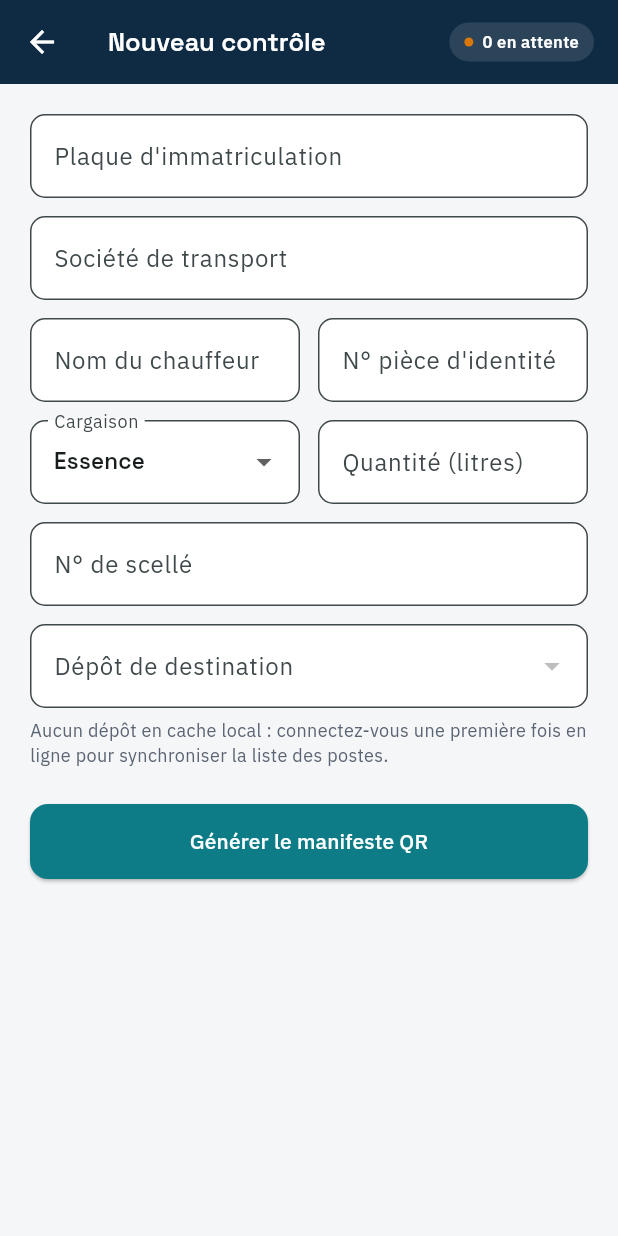
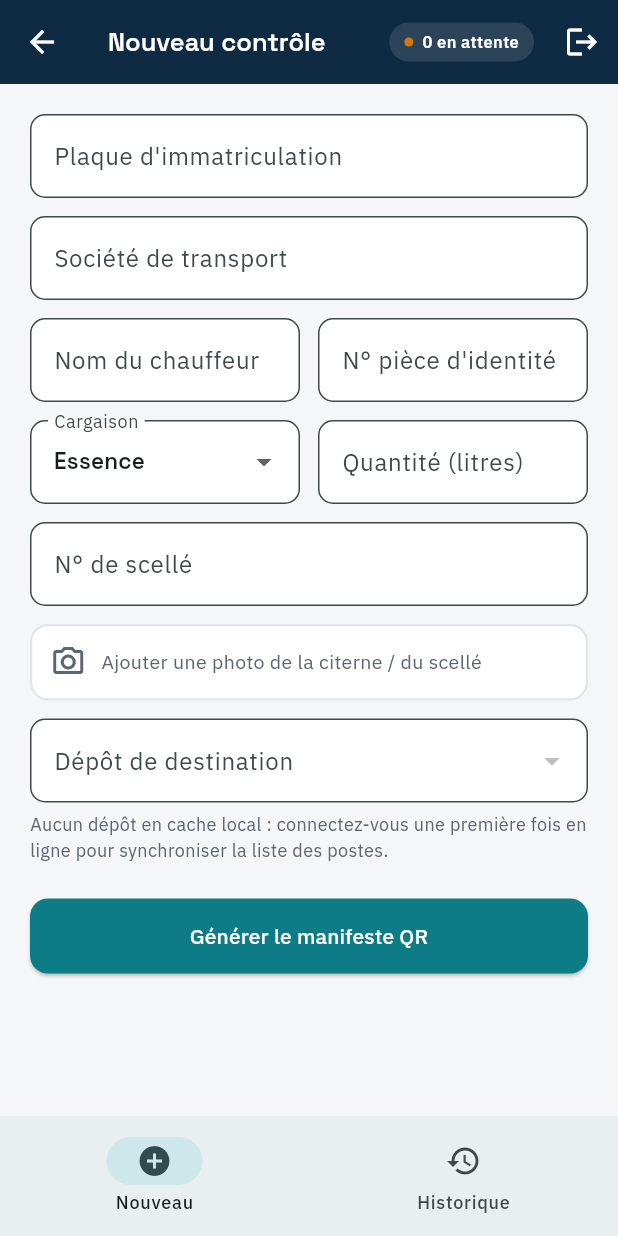
Before and after one commit to mohamedlkante718-beep/SGT-Academy, a Flutter app: the FrontiereNouveauControleScreen screen opened directly, on a phone screen of 412 x 824 dp. Run offline on Flutter 3.47's test engine with Material 3 defaults, Android fonts, the phone set to English and light mode, and no system bars; our stand-ins replace dio, flutter_riverpod, flutter_secure_storage, go_router, google_fonts, image_picker and 3 more; missing offline and left inert: cryptography, mobile_scanner; accounts and stored records are empty.

Commit message:
feat(transit-carburant): photo citerne, historiques et déconnexion
Ajoute la prise de photo (image_picker, caméra uniquement) sur le
formulaire de contrôle frontière, des écrans d'historique local
(manifestes côté frontière, contrôles côté dépôt) accessibles via une
barre de navigation, et un bouton de déconnexion sur les trois écrans
principaux (aucun n'en avait jusqu'ici). flutter analyze reste propre
et flutter test passe (6/6).

Co-Authored-By: Claude Sonnet 5 <noreply@anthropic.com>
Claude-Session: https://claude.ai/code/session_018sNafie9XwBYASRigLiy81

```diff
--- a/transit-carburant/mobile/lib/db/local_repository.dart
+++ b/transit-carburant/mobile/lib/db/local_repository.dart
@@ -67,6 +67,12 @@ class LocalRepository {
     );
   }
 
+  Future<List<ControleDepot>> controlesRecents({int limit = 50}) async {
+    final db = await _db;
+    final rows = await db.query('controles_depot', orderBy: 'date_controle DESC', limit: limit);
+    return rows.map(ControleDepot.fromDbMap).toList();
+  }
+
   Future<List<ControleDepot>> controlesNonSynchronises() async {
     final db = await _db;
     final rows = await db.query(
--- a/transit-carburant/mobile/lib/screens/frontiere_nouveau_controle_screen.dart
+++ b/transit-carburant/mobile/lib/screens/frontiere_nouveau_controle_screen.dart
@@ -1,6 +1,8 @@
 import 'dart:async';
+import 'dart:io';
 
 import 'package:flutter/material.dart';
+import 'package:image_picker/image_picker.dart';
 import 'package:uuid/uuid.dart';
 
 import '../app_theme.dart';
@@ -13,6 +15,8 @@ import '../services/session_service.dart';
 import '../services/sync_service.dart';
 import '../widgets/status_pill.dart';
 import 'frontiere_manifeste_screen.dart';
+import 'historique_frontiere_screen.dart';
+import 'login_screen.dart';
 
 class FrontiereNouveauControleScreen extends StatefulWidget {
   const FrontiereNouveauControleScreen({super.key});
@@ -26,6 +30,7 @@ class _FrontiereNouveauControleScreenState extends State<FrontiereNouveauControl
   final _sessionService = SessionService();
   final _cryptoService = CryptoService();
   final _syncService = SyncService();
+  final _imagePicker = ImagePicker();
 
   final _plaqueCtrl = TextEditingController();
   final _transporteurCtrl = TextEditingController();
@@ -43,6 +48,7 @@ class _FrontiereNouveauControleScreenState extends State<FrontiereNouveauControl
   int _enAttente = 0;
   bool _enCours = false;
   String? _erreur;
+  String? _photoPath;
 
   @override
   void initState() {
@@ -62,6 +68,23 @@ class _FrontiereNouveauControleScreenState extends State<FrontiereNouveauControl
       _depotSelectionne = depots.isNotEmpty ? depots.first : null;
       _enAttente = enAttente;
     });
+  }
+
+  Future<void> _prendrePhoto() async {
+    try {
+      final photo = await _imagePicker.pickImage(
+        source: ImageSource.camera,
+        maxWidth: 1600,
+        imageQuality: 85,
+      );
+      if (photo != null && mounted) {
+        setState(() => _photoPath = photo.path);
+      }
+    } catch (_) {
+      if (mounted) {
+        setState(() => _erreur = "Impossible d'accéder à la caméra pour la photo. Vérifiez la permission.");
+      }
+    }
   }
 
   @override
@@ -121,6 +144,7 @@ class _FrontiereNouveauControleScreenState extends State<FrontiereNouveauControl
         quantiteDeclaree: quantite,
         unite: _unite,
         numeroScelle: _scelleCtrl.text.trim(),
+        photoPath: _photoPath,
         agentFrontiereId: agent.id,
         signatureNumerique: '',
         dateCreation: dateCreation,
@@ -143,6 +167,7 @@ class _FrontiereNouveauControleScreenState extends State<FrontiereNouveauControl
         quantiteDeclaree: brouillon.quantiteDeclaree,
         unite: brouillon.unite,
         numeroScelle: brouillon.numeroScelle,
+        photoPath: brouillon.photoPath,
         agentFrontiereId: brouillon.agentFrontiereId,
         signatureNumerique: signature,
         dateCreation: brouillon.dateCreation,
@@ -174,6 +199,16 @@ class _FrontiereNouveauControleScreenState extends State<FrontiereNouveauControl
     _chauffeurPieceCtrl.clear();
     _quantiteCtrl.clear();
     _scelleCtrl.clear();
+    setState(() => _photoPath = null);
+  }
+
+  Future<void> _seDeconnecter() async {
+    await _sessionService.deconnecter();
+    if (!mounted) return;
+    Navigator.of(context).pushAndRemoveUntil(
+      MaterialPageRoute(builder: (_) => const LoginScreen()),
+      (route) => false,
+    );
   }
 
   @override
@@ -183,9 +218,28 @@ class _FrontiereNouveauControleScreenState extends State<FrontiereNouveauControl
         title: const Text('Nouveau contrôle'),
         actions: [
           Padding(
-            padding: const EdgeInsets.only(right: 16),
+            padding: const EdgeInsets.only(right: 8),
             child: Center(child: StatusPill(label: '$_enAttente en attente', color: AppColors.orange)),
           ),
+          IconButton(
+            tooltip: 'Se déconnecter',
+            icon: const Icon(Icons.logout),
+            onPressed: _seDeconnecter,
+          ),
+        ],
+      ),
+      bottomNavigationBar: NavigationBar(
+        selectedIndex: 0,
+        onDestinationSelected: (index) {
+          if (index == 1) {
+            Navigator.of(context).push(
+              MaterialPageRoute(builder: (_) => const HistoriqueFrontiereScreen()),
+            );
+          }
+        },
+        destinations: const [
+          NavigationDestination(icon: Icon(Icons.add_circle_outline), selectedIcon: Icon(Icons.add_circle), label: 'Nouveau'),
+          NavigationDestination(icon: Icon(Icons.history), label: 'Historique'),
         ],
       ),
       body: SingleChildScrollView(
@@ -257,6 +311,47 @@ class _FrontiereNouveauControleScreenState extends State<FrontiereNouveauControl
               decoration: const InputDecoration(labelText: 'N° de scellé'),
             ),
             const SizedBox(height: 12),
+            InkWell(
+              onTap: _prendrePhoto,
+              borderRadius: BorderRadius.circular(12),
+              child: _photoPath == null
+                  ? Container(
+                      padding: const EdgeInsets.all(12),
+                      decoration: BoxDecoration(
+                        border: Border.all(color: AppColors.border, width: 1.5, style: BorderStyle.solid),
+                        borderRadius: BorderRadius.circular(12),
+                        color: Colors.white,
+                      ),
+                      child: const Row(
+                        children: [
+                          Icon(Icons.camera_alt_outlined, color: AppColors.muted),
+                          SizedBox(width: 10),
+                          Text(
+                            'Ajouter une photo de la citerne / du scellé',
+                            style: TextStyle(fontSize: 13, color: AppColors.muted),
+                          ),
+                        ],
+                      ),
+                    )
+                  : ClipRRect(
+                      borderRadius: BorderRadius.circular(12),
+                      child: Stack(
+                        alignment: Alignment.topRight,
+                        children: [
+                          Image.file(File(_photoPath!), height: 160, width: double.infinity, fit: BoxFit.cover),
+                          Container(
+                            margin: const EdgeInsets.all(6),
+                            decoration: const BoxDecoration(color: Colors.black54, shape: BoxShape.circle),
+                            child: IconButton(
+                              icon: const Icon(Icons.close, color: Colors.white, size: 18),
+                              onPressed: () => setState(() => _photoPath = null),
+                            ),
+                          ),
+                        ],
+                      ),
+                    ),
+            ),
+            const SizedBox(height: 12),
             DropdownButtonFormField<Poste>(
               initialValue: _depotSelectionne,
               decoration: const InputDecoration(labelText: 'Dépôt de destination'),
--- a/transit-carburant/mobile/pubspec.yaml
+++ b/transit-carburant/mobile/pubspec.yaml
@@ -21,6 +21,7 @@ dependencies:
   intl: ^0.19.0
   uuid: ^4.5.1
   mobile_scanner: ^6.0.2
+  image_picker: ^1.1.2
 
 dev_dependencies:
   flutter_test:
```
Also changed, not shown: transit-carburant/mobile/lib/screens/depot_scanner_screen.dart (+32 -0 lines), transit-carburant/mobile/lib/screens/historique_depot_screen.dart (added, +125 -0 lines), transit-carburant/mobile/lib/screens/historique_frontiere_screen.dart (added, +132 -0 lines), transit-carburant/mobile/lib/screens/superviseur_dashboard_screen.dart (+14 -1 lines), transit-carburant/mobile/pubspec.lock, 2 other files.
